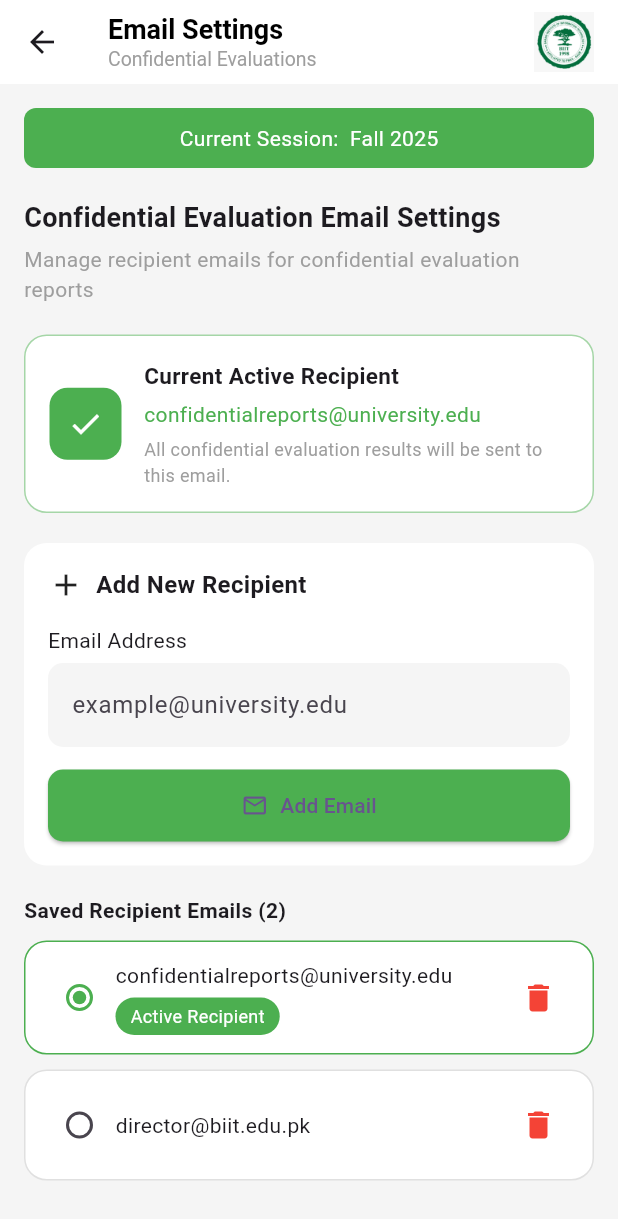
After one commit to hanzallaabbasi11-code/Employee-Performance-Appraisal-Management-System-FrontEnd, a Flutter app: the Directordashboard screen opened directly, after a tap on "Email Setting", on a phone screen of 412 x 824 dp. The commit adds this screen. Shown: the top 1219 px of the screen. Run offline on Flutter 3.47's test engine with Material 3 defaults, Android fonts, the phone set to English and light mode, and no system bars; our stand-ins replace file_picker, syncfusion_flutter_charts; network calls fail.

Commit message:
confidential evaluation and set email screen

```diff
--- a/lib/Director/DirectorDashboard.dart
+++ b/lib/Director/DirectorDashboard.dart
@@ -1,6 +1,7 @@
 import 'package:epams/Director/AddKPI.dart';
 import 'package:epams/Director/AddPeerEvaluators.dart';
 import 'package:epams/Director/ConfidentialEvaluation.dart';
+import 'package:epams/Director/EmailSetting.dart';
 import 'package:epams/Director/MakeQuestioner.dart';
 import 'package:epams/Director/SeePerformance.dart';
 import 'package:epams/login.dart';
@@ -241,6 +242,25 @@ class _DirectordashboardState extends State<Directordashboard> {
                       },
                     ),
                   ),
+
+                   const SizedBox(height: 12),
+
+                  SizedBox(
+                    width: double.infinity,
+                    child: dashboardCard(
+                      icon: Icons.lock_outline,
+                      title: 'Email Setting',
+                      subtitle: 'Confidential Evaluations',
+                      onTap: () {
+                         Navigator.push(
+                            context,
+                          MaterialPageRoute(
+                     builder: (context) => const Emailsetting(), // your target screen
+                         ),
+                      );
+                      },
+                    ),
+                  ),
                 ],
               ),
 
--- /dev/null
+++ b/lib/Director/EmailSetting.dart
@@ -0,0 +1,297 @@
+import 'package:epams/Director/DirectorDashboard.dart';
+import 'package:flutter/material.dart';
+
+class Emailsetting extends StatefulWidget {
+  const Emailsetting({super.key});
+
+  @override
+  State<Emailsetting> createState() => _EmailsettingState();
+}
+
+class _EmailsettingState extends State<Emailsetting> {
+  final TextEditingController emailController = TextEditingController();
+
+  int activeIndex = 0;
+
+  List<String> emails = [
+    "confidentialreports@university.edu",
+    "director@biit.edu.pk",
+  ];
+
+  @override
+  Widget build(BuildContext context) {
+    return Scaffold(
+      backgroundColor: Colors.grey.shade100,
+      appBar: AppBar(
+        elevation: 0,
+        backgroundColor: Colors.white,
+        leading: IconButton(
+          onPressed: () {
+            Navigator.push(
+              context,
+              MaterialPageRoute(builder: (context) => Directordashboard()),
+            );
+          },
+          icon: Icon(Icons.arrow_back),
+        ),
+        title: Row(
+          mainAxisAlignment:
+              MainAxisAlignment.spaceBetween, // pushes text and image to ends
+          crossAxisAlignment: CrossAxisAlignment.center,
+          children: [
+            Column(
+              crossAxisAlignment: CrossAxisAlignment.start,
+              children: const [
+                Text(
+                  "Email Settings",
+                  style: TextStyle(
+                    color: Colors.black,
+                    fontSize: 18,
+                    fontWeight: FontWeight.bold,
+                  ),
+                ),
+                Text(
+                  "Confidential Evaluations",
+                  style: TextStyle(color: Colors.grey, fontSize: 13),
+                ),
+              ],
+            ),
+            Image.asset('assets/images/logo.jpeg', height: 40),
+          ],
+        ),
+      ),
+      body: SingleChildScrollView(
+        padding: const EdgeInsets.all(16),
+        child: Column(
+          crossAxisAlignment: CrossAxisAlignment.start,
+          children: [
+            /// Current Session
+            Container(
+              padding: const EdgeInsets.symmetric(vertical: 10),
+              alignment: Alignment.center,
+              decoration: BoxDecoration(
+                color: Colors.green,
+                borderRadius: BorderRadius.circular(8),
+              ),
+              child: const Text(
+                "Current Session:  Fall 2025",
+                style: TextStyle(color: Colors.white),
+              ),
+            ),
+
+            const SizedBox(height: 20),
+            /// Title
+            const Text(
+              "Confidential Evaluation Email Settings",
+              style: TextStyle(fontSize: 18, fontWeight: FontWeight.bold),
+            ),
+            const SizedBox(height: 5),
+            const Text(
+              "Manage recipient emails for confidential evaluation reports",
+              style: TextStyle(color: Colors.grey),
+            ),
+
+            const SizedBox(height: 20),
+
+            /// Current Active Recipient Card
+            Container(
+              padding: const EdgeInsets.all(16),
+              decoration: BoxDecoration(
+                color: Colors.white,
+                borderRadius: BorderRadius.circular(15),
+                border: Border.all(color: Colors.green.shade200),
+              ),
+              child: Row(
+                children: [
+                  Container(
+                    padding: const EdgeInsets.all(12),
+                    decoration: BoxDecoration(
+                      color: Colors.green,
+                      borderRadius: BorderRadius.circular(12),
+                    ),
+                    child: const Icon(Icons.check, color: Colors.white),
+                  ),
+                  const SizedBox(width: 15),
+                  Expanded(
+                    child: Column(
+                      crossAxisAlignment: CrossAxisAlignment.start,
+                      children: [
+                        const Text(
+                          "Current Active Recipient",
+                          style: TextStyle(
+                            fontWeight: FontWeight.bold,
+                            fontSize: 15,
+                          ),
+                        ),
+                        const SizedBox(height: 5),
+                        Text(
+                          emails[activeIndex],
+                          style: const TextStyle(color: Colors.green),
+                        ),
+                        const SizedBox(height: 5),
+                        const Text(
+                          "All confidential evaluation results will be sent to this email.",
+                          style: TextStyle(color: Colors.grey, fontSize: 12),
+                        ),
+                      ],
+                    ),
+                  ),
+                ],
+              ),
+            ),
+
+            const SizedBox(height: 20),
+
+            /// Add New Recipient
+            Container(
+              padding: const EdgeInsets.all(16),
+              decoration: BoxDecoration(
+                color: Colors.white,
+                borderRadius: BorderRadius.circular(15),
+              ),
+              child: Column(
+                crossAxisAlignment: CrossAxisAlignment.start,
+                children: [
+                  const Row(
+                    children: [
+                      Icon(Icons.add),
+                      SizedBox(width: 8),
+                      Text(
+                        "Add New Recipient",
+                        style: TextStyle(
+                          fontWeight: FontWeight.bold,
+                          fontSize: 16,
+                        ),
+                      ),
+                    ],
+                  ),
+                  const SizedBox(height: 15),
+                  const Text("Email Address"),
+                  const SizedBox(height: 5),
+                  TextField(
+                    controller: emailController,
+                    decoration: InputDecoration(
+                      hintText: "example@university.edu",
+                      filled: true,
+                      fillColor: Colors.grey.shade100,
+                      border: OutlineInputBorder(
+                        borderRadius: BorderRadius.circular(10),
+                        borderSide: BorderSide.none,
+                      ),
+                    ),
+                  ),
+                  const SizedBox(height: 15),
+                  SizedBox(
+                    width: double.infinity,
+                    child: ElevatedButton.icon(
+                      style: ElevatedButton.styleFrom(
+                        backgroundColor: Colors.green,
+                        padding: const EdgeInsets.symmetric(vertical: 14),
+                        shape: RoundedRectangleBorder(
+                          borderRadius: BorderRadius.circular(10),
+                        ),
+                      ),
+                      onPressed: () {
+                        if (emailController.text.isNotEmpty) {
+                          setState(() {
+                            emails.add(emailController.text);
+                            emailController.clear();
+                          });
+                        }
+                      },
+                      icon: const Icon(Icons.mail_outline),
+                      label: const Text("Add Email"),
+                    ),
+                  ),
+                ],
+              ),
+            ),
+
+            const SizedBox(height: 20),
+
+            /// Saved Emails
+            Text(
+              "Saved Recipient Emails (${emails.length})",
+              style: const TextStyle(fontWeight: FontWeight.bold),
+            ),
+
+            const SizedBox(height: 10),
+
+            ListView.builder(
+              shrinkWrap: true,
+              physics: const NeverScrollableScrollPhysics(),
+              itemCount: emails.length,
+              itemBuilder: (context, index) {
+                return Container(
+                  margin: const EdgeInsets.only(bottom: 10),
+                  padding: const EdgeInsets.all(12),
+                  decoration: BoxDecoration(
+                    color: Colors.white,
+                    borderRadius: BorderRadius.circular(15),
+                    border: Border.all(
+                      color: activeIndex == index
+                          ? Colors.green
+                          : Colors.grey.shade300,
+                    ),
+                  ),
+                  child: Row(
+                    children: [
+                      Radio(
+                        value: index,
+                        groupValue: activeIndex,
+                        activeColor: Colors.green,
+                        onChanged: (value) {
+                          setState(() {
+                            activeIndex = value!;
+                          });
+                        },
+                      ),
+                      Expanded(
+                        child: Column(
+                          crossAxisAlignment: CrossAxisAlignment.start,
+                          children: [
+                            Text(emails[index]),
+                            if (activeIndex == index)
+                              Container(
+                                margin: const EdgeInsets.only(top: 5),
+                                padding: const EdgeInsets.symmetric(
+                                  horizontal: 10,
+                                  vertical: 4,
+                                ),
+                                decoration: BoxDecoration(
+                                  color: Colors.green,
+                                  borderRadius: BorderRadius.circular(20),
+                                ),
+                                child: const Text(
+                                  "Active Recipient",
+                                  style: TextStyle(
+                                    color: Colors.white,
+                                    fontSize: 12,
+                                  ),
+                                ),
+                              ),
+                          ],
+                        ),
+                      ),
+                      IconButton(
+                        icon: const Icon(Icons.delete, color: Colors.red),
+                        onPressed: () {
+                          setState(() {
+                            emails.removeAt(index);
+                            if (activeIndex >= emails.length) {
+                              activeIndex = 0;
+                            }
+                          });
+                        },
+                      ),
+                    ],
+                  ),
+                );
+              },
+            ),
+          ],
+        ),
+      ),
+    );
+  }
+}
--- a/lib/Student/ConfidentialEvaluation.dart
+++ b/lib/Student/ConfidentialEvaluation.dart
@@ -58,7 +58,9 @@ class _ConfidentialevaluationState extends State<Confidentialevaluation> {
   Future<void> fetchActiveQuestionnaire() async {
     try {
       final response = await http.get(
-        Uri.parse("$Url/Student/GetActiveQuestionnaire?type=Confidential Evaluation"),
+        Uri.parse(
+          "$Url/Student/GetActiveQuestionnaire?type=Confidential Evaluation",
+        ),
       );
 
       if (response.statusCode == 200) {
@@ -101,10 +103,14 @@ class _ConfidentialevaluationState extends State<Confidentialevaluation> {
           Row(
             mainAxisAlignment: MainAxisAlignment.spaceBetween,
             children: [
-              Text(course.courseCode,
-                  style: const TextStyle(fontWeight: FontWeight.bold)),
-              Text(course.sessionName,
-                  style: const TextStyle(color: Colors.grey)),
+              Text(
+                course.courseCode,
+                style: const TextStyle(fontWeight: FontWeight.bold),
+              ),
+              Text(
+                course.sessionName,
+                style: const TextStyle(color: Colors.grey),
+              ),
             ],
           ),
           const SizedBox(height: 6),
@@ -126,6 +132,7 @@ class _ConfidentialevaluationState extends State<Confidentialevaluation> {
                         MaterialPageRoute(
                           builder: (context) => Confidentialevaluationform(
                             studentId: widget.studentId,
+                            enrollmentId: course.enrollmentID, // ✅ ADD THIS
                             courseCode: course.courseCode,
                             courseName: course.courseTitle,
                             teacherName: course.teacherName,
@@ -162,7 +169,8 @@ class _ConfidentialevaluationState extends State<Confidentialevaluation> {
                           const CircleAvatar(
                             radius: 18,
                             backgroundImage: AssetImage(
-                                'assets/images/student_image.jpeg'),
+                              'assets/images/student_image.jpeg',
+                            ),
                           ),
                           const SizedBox(width: 10),
                           const Text(
@@ -177,7 +185,9 @@ class _ConfidentialevaluationState extends State<Confidentialevaluation> {
                       const Text(
                         'Confidential Teacher Evaluation',
                         style: TextStyle(
-                            fontSize: 20, fontWeight: FontWeight.bold),
+                          fontSize: 20,
+                          fontWeight: FontWeight.bold,
+                        ),
                       ),
                       const SizedBox(height: 6),
                       const Text(
@@ -198,7 +208,8 @@ class _ConfidentialevaluationState extends State<Confidentialevaluation> {
                             Navigator.push(
                               context,
                               MaterialPageRoute(
-                                  builder: (context) => const Login()),
+                                builder: (context) => const Login(),
+                              ),
                             );
                           },
                           style: OutlinedButton.styleFrom(
--- a/lib/Url.dart
+++ b/lib/Url.dart
@@ -1 +1,3 @@
-final Url='http://192.168.0.108/EPAMS/api';
+final Url='http://192.168.31.168/EPAMS/api';
+
+//192.168.31.168
```
Also changed, not shown: lib/Student/ConfidentialEvaluationForm.dart (+170 -45 lines).
